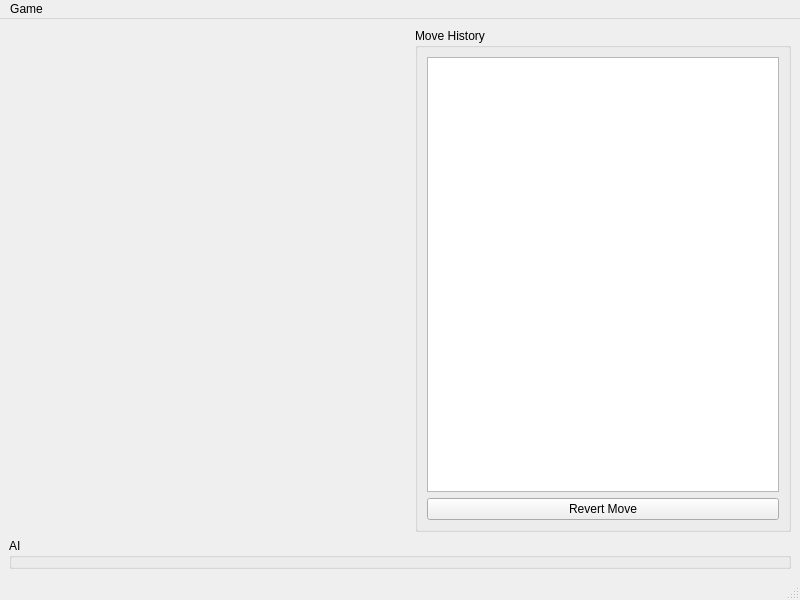
Before: the Qt Designer form src/gui/chesswindow.ui in geraldvd/gchess, drawn with Qt 5.
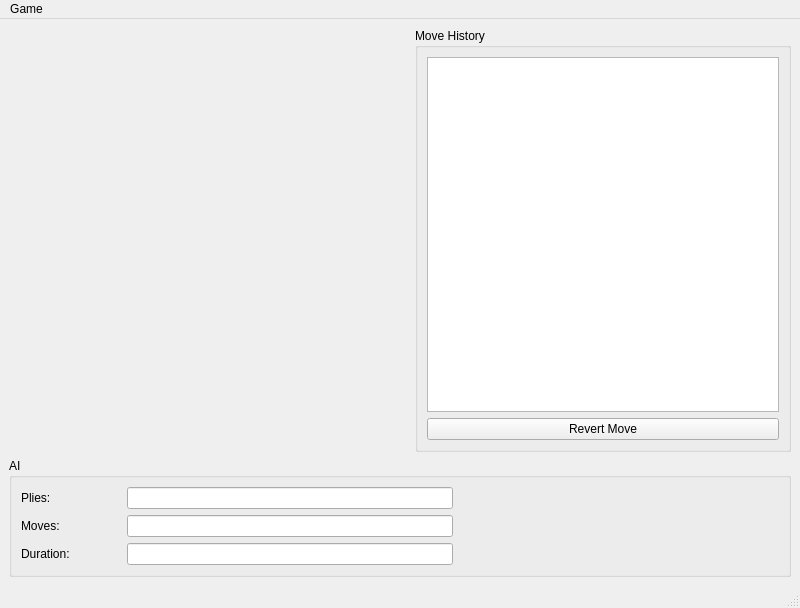
After: the same form once the commit is applied. Custom widgets are drawn as their Qt base class.

Patch:
```diff
--- a/src/gui/chesswindow.ui
+++ b/src/gui/chesswindow.ui
@@ -7,7 +7,7 @@
     <x>0</x>
     <y>0</y>
     <width>800</width>
-    <height>600</height>
+    <height>608</height>
    </rect>
   </property>
   <property name="windowTitle">
@@ -61,6 +61,119 @@
       <property name="title">
        <string>AI</string>
       </property>
+      <layout class="QVBoxLayout" name="verticalLayout_2">
+       <item>
+        <layout class="QHBoxLayout" name="horizontalLayout">
+         <item>
+          <widget class="QLabel" name="pliesLabel">
+           <property name="minimumSize">
+            <size>
+             <width>100</width>
+             <height>0</height>
+            </size>
+           </property>
+           <property name="text">
+            <string>Plies: </string>
+           </property>
+          </widget>
+         </item>
+         <item>
+          <widget class="QLineEdit" name="numPlies">
+           <property name="readOnly">
+            <bool>true</bool>
+           </property>
+          </widget>
+         </item>
+         <item>
+          <spacer name="horizontalSpacer">
+           <property name="orientation">
+            <enum>Qt::Horizontal</enum>
+           </property>
+           <property name="sizeHint" stdset="0">
+            <size>
+             <width>40</width>
+             <height>20</height>
+            </size>
+           </property>
+          </spacer>
+         </item>
+        </layout>
+       </item>
+       <item>
+        <layout class="QHBoxLayout" name="horizontalLayout_3">
+         <item>
+          <widget class="QLabel" name="movesLabel">
+           <property name="minimumSize">
+            <size>
+             <width>100</width>
+             <height>0</height>
+            </size>
+           </property>
+           <property name="text">
+            <string>Moves: </string>
+           </property>
+          </widget>
+         </item>
+         <item>
+          <widget class="QLineEdit" name="numMoves">
+           <property name="readOnly">
+            <bool>true</bool>
+           </property>
+          </widget>
+         </item>
+         <item>
+          <spacer name="horizontalSpacer_2">
+           <property name="orientation">
+            <enum>Qt::Horizontal</enum>
+           </property>
+           <property name="sizeHint" stdset="0">
+            <size>
+             <width>40</width>
+             <height>20</height>
+            </size>
+           </property>
+          </spacer>
+         </item>
+        </layout>
+       </item>
+       <item>
+        <layout class="QHBoxLayout" name="horizontalLayout_2">
+         <item>
+          <widget class="QLabel" name="durationLabel">
+           <property name="minimumSize">
+            <size>
+             <width>100</width>
+             <height>0</height>
+            </size>
+           </property>
+           <property name="text">
+            <string>Duration: </string>
+           </property>
+          </widget>
+         </item>
+         <item>
+          <widget class="QLineEdit" name="duration">
+           <property name="readOnly">
+            <bool>true</bool>
+           </property>
+          </widget>
+         </item>
+         <item>
+          <spacer name="horizontalSpacer_3">
+           <property name="orientation">
+            <enum>Qt::Horizontal</enum>
+           </property>
+           <property name="sizeHint" stdset="0">
+            <size>
+             <width>40</width>
+             <height>20</height>
+            </size>
+           </property>
+          </spacer>
+         </item>
+        </layout>
+       </item>
+      </layout>
      </widget>
     </item>
    </layout>
```
